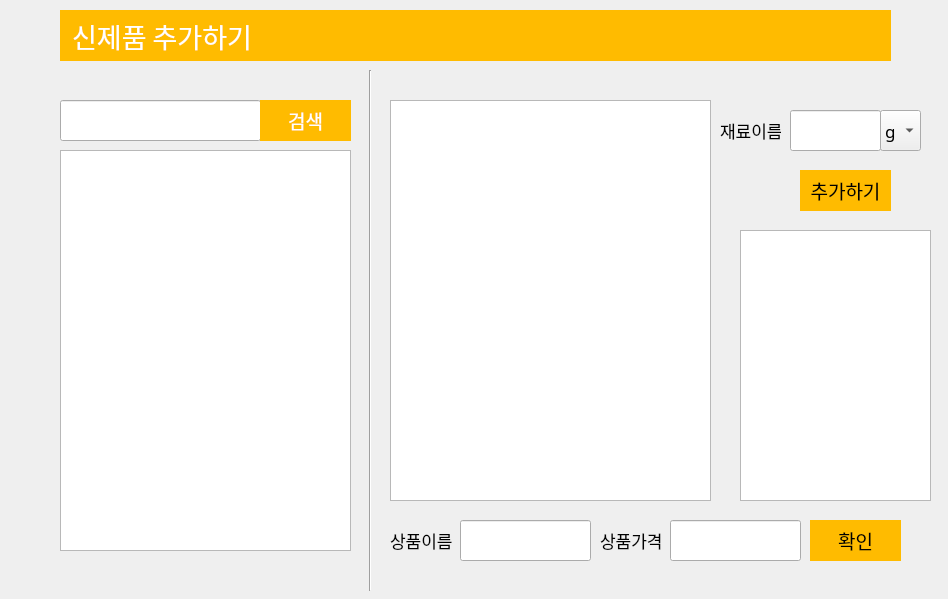
This is snack_bar.ui in jungyeonwoo265/snack_bar as Qt 5 draws it before an edit. The edited form follows.
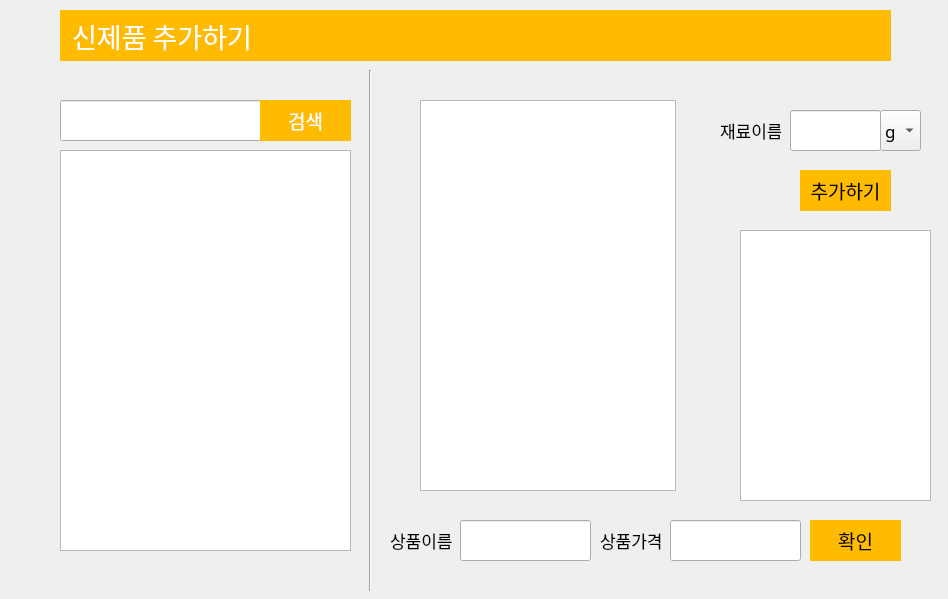
This is the edited form. The open tabs and pages were chosen to show the change. Icons and pictures are not drawn.

Commit message: 신제품추가 버튼수정완료

```diff
--- a/snack_bar.ui
+++ b/snack_bar.ui
@@ -2025,17 +2025,7 @@
       <string>검색</string>
      </property>
     </widget>
-    <widget class="QColumnView" name="columnView">
-     <property name="geometry">
-      <rect>
-       <x>370</x>
-       <y>90</y>
-       <width>321</width>
-       <height>401</height>
-      </rect>
-     </property>
-    </widget>
-    <widget class="QPushButton" name="manager_sales_del_3">
+    <widget class="QPushButton" name="add_btn">
      <property name="geometry">
       <rect>
        <x>780</x>
@@ -2204,6 +2194,16 @@
       <string>확인</string>
      </property>
     </widget>
+    <widget class="QTableWidget" name="ingredient">
+     <property name="geometry">
+      <rect>
+       <x>400</x>
+       <y>90</y>
+       <width>256</width>
+       <height>391</height>
+      </rect>
+     </property>
+    </widget>
    </widget>
   </widget>
  </widget>
```
Left out of the diff: 20 changed lines with no effect on the pictures.
